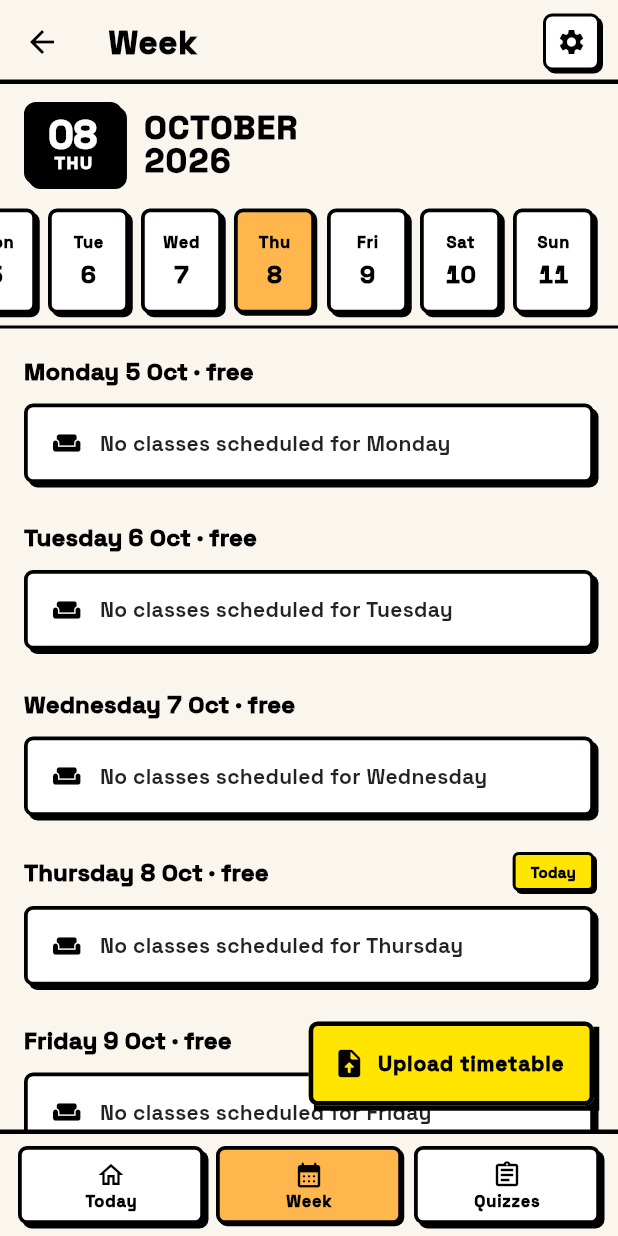
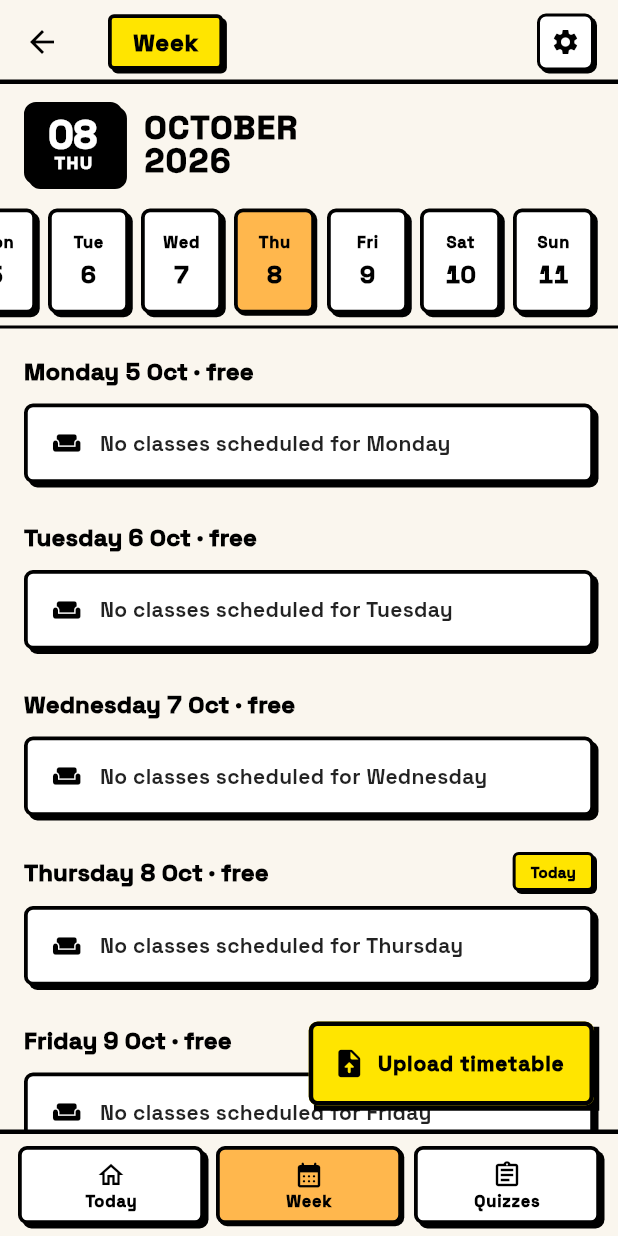
Before and after one commit to ziku16/Next-Class, a Flutter app: the WeekScreen screen opened directly, on a phone screen of 412 x 824 dp. Run offline on Flutter 3.47's test engine with Material 3 defaults, Android fonts, the phone set to English and light mode, and no system bars; our stand-ins replace connectivity_plus, flutter_local_notifications, flutter_svg, image_picker, shared_preferences, sqflite and 1 more; missing offline and left inert: google_mlkit_text_recognition; accounts and stored records are empty.

Commit message:
feat: remove scan limits and update UI styling for titles and headers

```diff
--- a/lib/ui/week/week_screen.dart
+++ b/lib/ui/week/week_screen.dart
@@ -215,18 +215,37 @@ class _WeekScreenState extends State<WeekScreen> {
         backgroundColor: const Color(0xFFFAF6EE),
         elevation: 0,
         scrolledUnderElevation: 0,
+        centerTitle: false,
+        titleSpacing: 16,
         shape: const Border(bottom: BorderSide(color: Colors.black, width: 3.0)),
-        title: Text(
-          'Week',
-          style: theme.textTheme.titleLarge?.copyWith(
-            fontWeight: FontWeight.w900,
-            color: Colors.black,
-            letterSpacing: 0.5,
+        title: Container(
+          padding: const EdgeInsets.symmetric(horizontal: 14, vertical: 6),
+          decoration: BoxDecoration(
+            color: const Color(0xFFFFE500),
+            borderRadius: BorderRadius.circular(4),
+            border: Border.all(color: Colors.black, width: 2.5),
+            boxShadow: const [
+              BoxShadow(
+                color: Colors.black,
+                offset: Offset(2.5, 2.5),
+                blurRadius: 0,
+              ),
+            ],
+          ),
+          child: const Text(
+            'Week',
+            style: TextStyle(
+              fontFamily: 'SpaceGrotesk',
+              fontWeight: FontWeight.w900,
+              fontSize: 16,
+              letterSpacing: 0.5,
+              color: Colors.black,
+            ),
           ),
         ),
         actions: [
           Padding(
-            padding: const EdgeInsets.only(right: 12),
+            padding: const EdgeInsets.only(right: 16),
             child: GestureDetector(
               onTap: widget.onOpenSettings,
               child: Container(
```
Also changed, not shown: lib/state/upload_provider.dart (+2 -12 lines), lib/ui/settings/settings_screen.dart (+9 -10 lines), lib/ui/upload/upload_screen.dart (+3 -80 lines), 13 other files.
